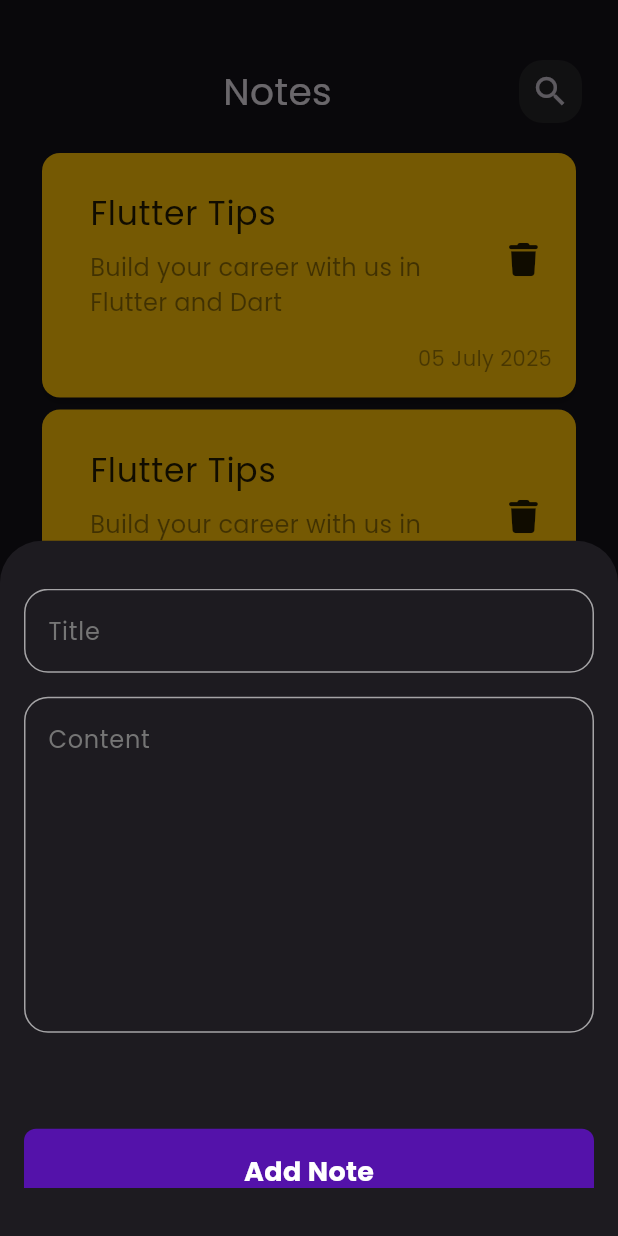
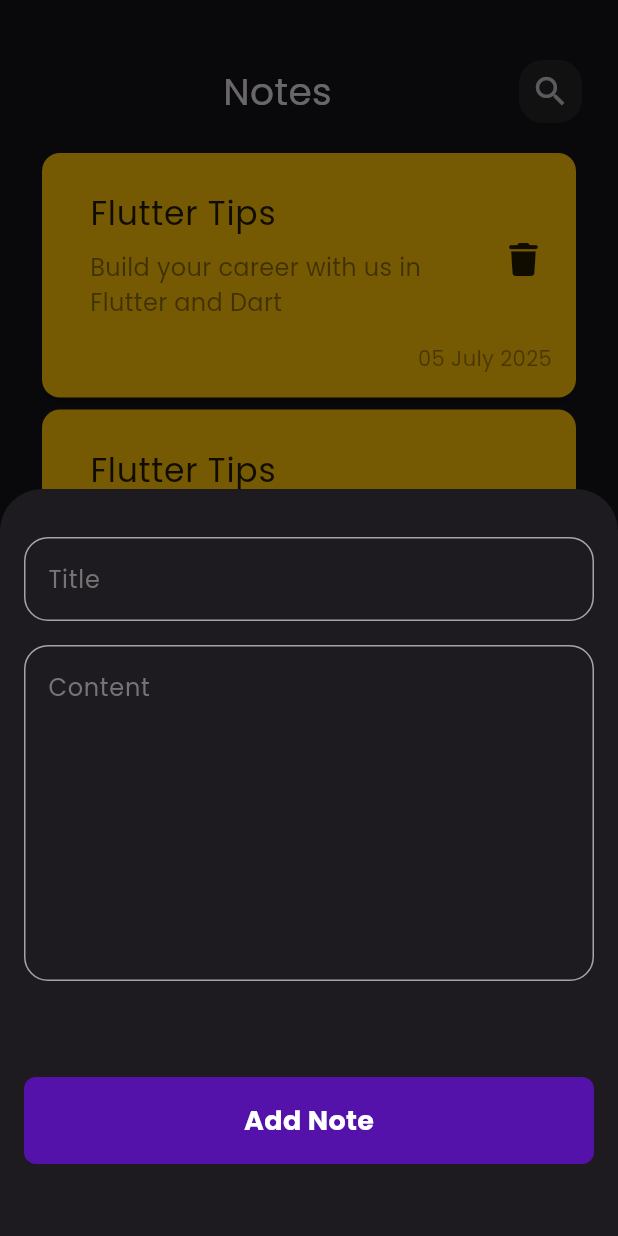
Before and after one commit to smfgalal/notes_app, a Flutter app: the screen it shows after launch, after a tap on the "add" icon, on a phone screen of 412 x 824 dp. Run offline on Flutter 3.47's test engine with Material 3 defaults, Android fonts, the phone set to English and light mode, and no system bars; drawn by our look-alikes of modal_progress_hud_nsn; our stand-ins replace bloc, flutter_bloc, font_awesome_flutter, hive, hive_flutter; accounts and stored records are empty.

Commit message:
Fixing  issues in bottom sheet display

```diff
--- a/lib/views/notes_home_view.dart
+++ b/lib/views/notes_home_view.dart
@@ -17,6 +17,7 @@
         shape: const CircleBorder(),
         onPressed: () {
           showModalBottomSheet(
+            isScrollControlled: true,
             context: context,
             builder: (context) {
               return const AddBottomModalSheet();
--- a/lib/widgets/add_bottom_modal_sheet.dart
+++ b/lib/widgets/add_bottom_modal_sheet.dart
@@ -1,6 +1,5 @@
 import 'package:flutter/material.dart';
 import 'package:flutter_bloc/flutter_bloc.dart';
-import 'package:modal_progress_hud_nsn/modal_progress_hud_nsn.dart';
 import 'package:notes_app/constants.dart';
 import 'package:notes_app/cubits/add_note_cubit/add_note_cubit.dart';
 import 'package:notes_app/models/notes_model.dart';
@@ -26,9 +25,14 @@
             }
           },
           builder: (context, state) {
-            return ModalProgressHUD(
-              inAsyncCall: state is AddNoteLoading ? true : false,
+            return AbsorbPointer(
+              absorbing: state is AddNoteLoading ? true : false,
+              child: Padding(
+                padding: EdgeInsets.only(
+                  bottom: MediaQuery.of(context).viewInsets.bottom,
+                ),
                 child: SingleChildScrollView(child: AddBottomSheetForm()),
+              ),
             );
           },
         ),
@@ -71,7 +75,10 @@
             minLines: 8,
           ),
           const SizedBox(height: 64),
-          CustomButton(
+          BlocBuilder<AddNotesCubit, AddNoteState>(
+            builder: (context, state) {
+              return CustomButton(
+                isLoading: state is AddNoteLoading ? true : false,
                 onTap: () {
                   if (formKey.currentState!.validate()) {
                     formKey.currentState!.save();
@@ -89,6 +96,8 @@
                 },
                 buttonText: 'Add Note',
                 buttonBackgroundColor: kSecondaryColor,
+              );
+            },
           ),
           const SizedBox(height: 16),
         ],
--- a/lib/widgets/custom_button.dart
+++ b/lib/widgets/custom_button.dart
@@ -5,12 +5,15 @@
     super.key,
     required this.buttonText,
     this.fontSize = 18,
-    required this.buttonBackgroundColor, this.onTap,
+    required this.buttonBackgroundColor,
+    this.onTap,
+    this.isLoading = false,
   });
   final String buttonText;
   final double fontSize;
   final Color buttonBackgroundColor;
   final void Function()? onTap;
+  final bool isLoading;
   @override
   Widget build(BuildContext context) {
     return GestureDetector(
@@ -23,7 +26,13 @@
           borderRadius: BorderRadius.circular(8),
         ),
         child: Center(
-          child: Text(
+          child: isLoading
+              ? SizedBox(
+                  height: 24,
+                  width: 24,
+                  child: CircularProgressIndicator(color: Colors.black54),
+                )
+              : Text(
                   buttonText,
                   style: TextStyle(
                     color: Colors.white,
```
Lines whose indentation alone changed are shown as unchanged.
